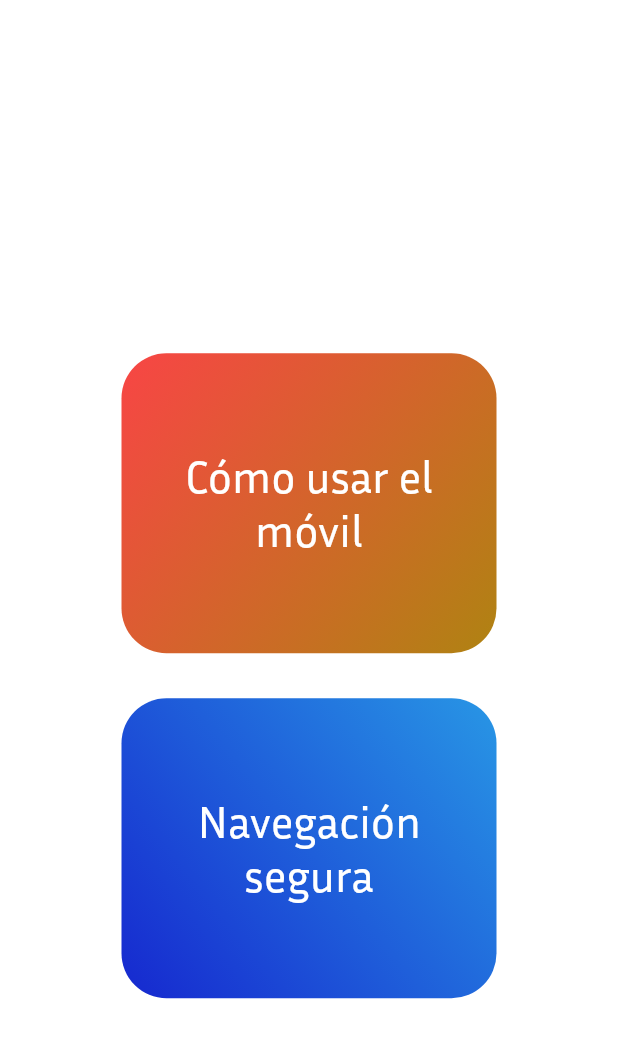
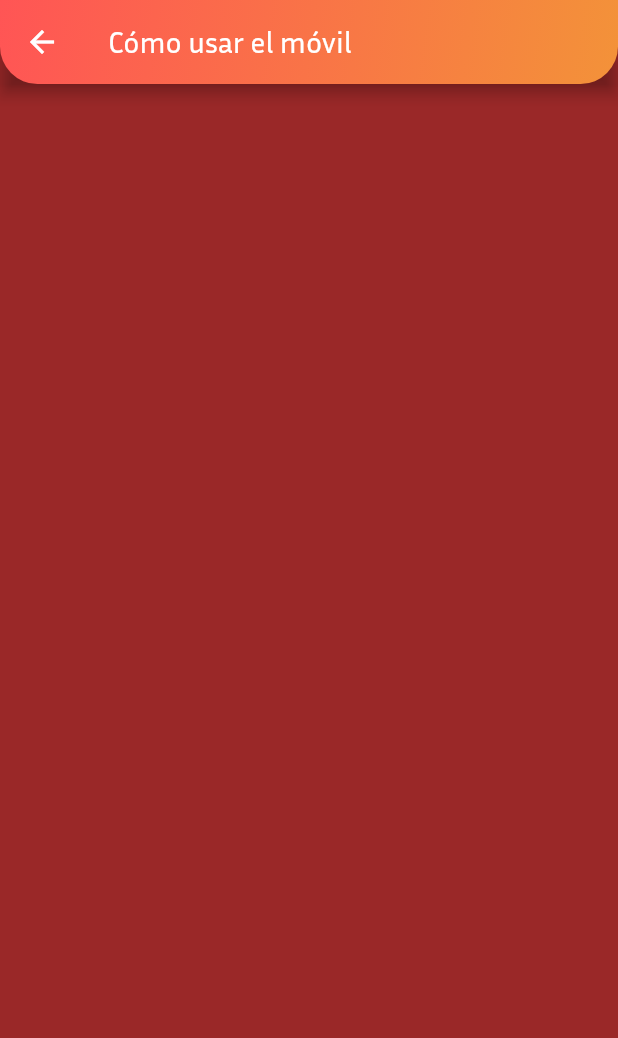
Before and after one commit to asanchezbdam1/senior_tech, a Flutter app: the screen it shows after launch, after a tap on "Cómo usar el móvil", on a phone screen of 412 x 824 dp. Shown: the top 1038 px of the screen. Run offline on Flutter 3.47's test engine with Material 2 defaults, Android fonts, the phone set to English and light mode, and no system bars.

Commit message:
Añadida pantalla de lista de aplicaciones.

```diff
--- /dev/null
+++ b/lib/applist.dart
@@ -0,0 +1,29 @@
+import 'package:flutter/cupertino.dart';
+import 'package:flutter/material.dart';
+
+class AppList extends StatelessWidget {
+  @override
+  Widget build(BuildContext context) {
+    return Scaffold(
+      appBar: AppBar(
+        flexibleSpace: Container(
+          decoration: const BoxDecoration(
+              gradient: LinearGradient(
+                colors: [
+                  Color(0xFFFF5555),
+                  Color(0xFFF39239),
+                ],
+                begin: Alignment.topLeft,
+                end: Alignment.bottomRight,
+              ),
+              borderRadius: BorderRadius.only(
+                bottomLeft: Radius.circular(25),
+                bottomRight: Radius.circular(25),
+              )),
+        ),
+        title: const Text("Cómo usar el móvil"),
+      ),
+      backgroundColor: const Color(0xFF9A2828),
+    );
+  }
+}
--- a/lib/main.dart
+++ b/lib/main.dart
@@ -1,4 +1,5 @@
 import 'package:flutter/material.dart';
+import 'package:senior_tech/applist.dart';
 import 'package:senior_tech/my-widgets.dart';
 
 void main() {
@@ -15,7 +16,9 @@ class MyApp extends StatelessWidget {
           primarySwatch: Colors.blue,
           backgroundColor: const Color(0xFF273243),
           fontFamily: 'InriaSans',
-      ),
+          appBarTheme: const AppBarTheme(
+            backgroundColor: Colors.transparent,
+          )),
       home: const MyHomePage(title: 'SeniorTech'),
     );
   }
@@ -33,7 +36,11 @@ class MyHomePage extends StatelessWidget {
       fontSize: 30,
       decoration: TextDecoration.none,
     );
-    return Center(
+    return Container(
+      decoration: const BoxDecoration(
+        color: Color(0xFF273243),
+      ),
+      child: Center(
         child: Column(
           mainAxisAlignment: MainAxisAlignment.center,
           children: [
@@ -47,7 +54,13 @@ class MyHomePage extends StatelessWidget {
             ),
             const SizedBox(height: 30),
             GradButton(
-            onPressed: () {},
+              onPressed: () {
+                Navigator.push(
+                    context,
+                    MaterialPageRoute(
+                      builder: (context) => AppList(),
+                    ));
+              },
               child: const Text(
                 'Cómo usar el móvil',
                 style: textStyle,
@@ -81,6 +94,7 @@ class MyHomePage extends StatelessWidget {
             ),
           ],
         ),
+      ),
     );
   }
 }
```
Lines whose indentation alone changed are shown as unchanged.
